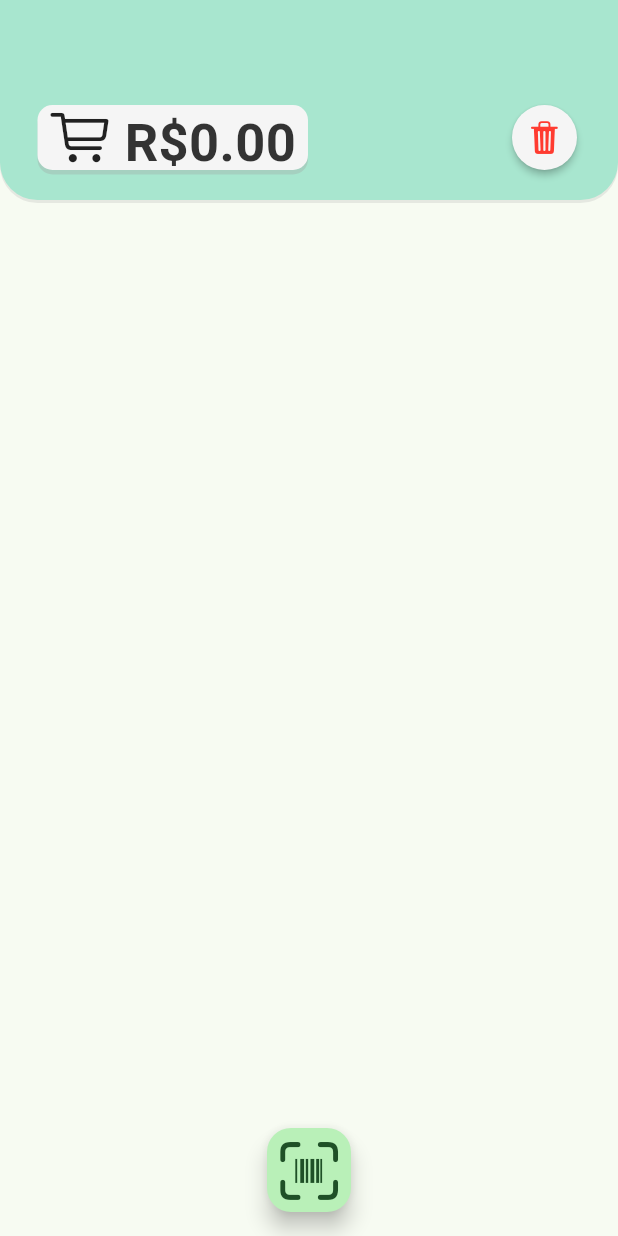
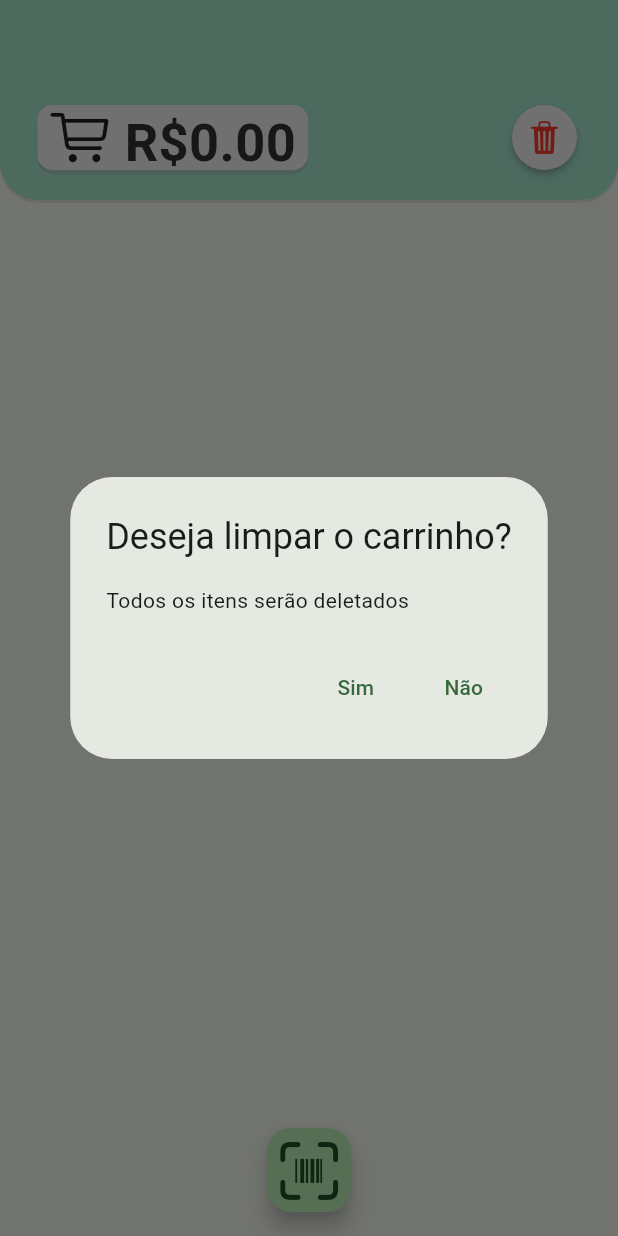
Before and after one commit to devcsuzarte/EZCart_FlutterVersion, a Flutter app: the screen it shows after launch, after a tap on an icon or button, on a phone screen of 412 x 824 dp. Run offline on Flutter 3.47's test engine with Material 3 defaults, Android fonts, the phone set to English and light mode, and no system bars; our stand-ins replace image_picker, sqflite; missing offline and left inert: dart:ffi, google_mlkit_text_recognition; accounts and stored records are empty.

Commit message:
Alert dialog to delete items added

```diff
--- a/EZCart/lib/screens/scan_screen.dart
+++ b/EZCart/lib/screens/scan_screen.dart
@@ -46,7 +46,7 @@ class _ScanScreenState extends State<ScanScreen> {
             children: [
               Flexible(
                 child: Padding(
-                  padding: const EdgeInsets.symmetric(vertical: 20.0),
+                  padding: const EdgeInsets.only(bottom: 20.0),
                     child: Container(
                       constraints: BoxConstraints(maxHeight: 400),
                       decoration: BoxDecoration(
--- a/EZCart/lib/widgets/cart_appbar.dart
+++ b/EZCart/lib/widgets/cart_appbar.dart
@@ -3,6 +3,9 @@ import 'package:flutter/cupertino.dart';
 import 'package:ezcart/models/product_data.dart';
 import 'package:provider/provider.dart';
 import 'package:ezcart/constants.dart';
+import 'package:ezcart/widgets/delete_alert_dialog.dart';
+import 'dart:io' show Platform;
+
 
 class CartAppbar extends StatelessWidget {
   const CartAppbar({super.key});
@@ -72,7 +75,7 @@ class CartAppbar extends StatelessWidget {
               ),
               shape: CircleBorder(),
               fillColor: Color(0xFFF5F5F5),
-              onPressed: () => Provider.of<ProductData>(context, listen: false).cleanCartList(),
+              onPressed: () => Platform.isIOS ? cupertinoDialog(context) : materialDialog(context),
             ),
           ],
         ),
--- /dev/null
+++ b/EZCart/lib/widgets/delete_alert_dialog.dart
@@ -0,0 +1,64 @@
+import 'package:flutter/cupertino.dart';
+import 'package:flutter/material.dart';
+import 'package:provider/provider.dart';
+import '../models/product_data.dart';
+
+
+void cupertinoDialog(BuildContext context) {
+  showCupertinoDialog<void>(
+      context: context,
+      builder: (BuildContext context) => CupertinoAlertDialog(
+      title: Text('Deseja limpar o carrinho?'),
+      content: Text('Todos os itens serão deletados'),
+      actions: <CupertinoDialogAction> [
+        CupertinoDialogAction(
+          isDefaultAction: true,
+          child: Text('Sim'),
+          onPressed: () {
+            Provider.of<ProductData>(context, listen: false).cleanCartList();
+            Navigator.pop(context);
+          },
+        ),
+        CupertinoDialogAction(
+          isDestructiveAction: true,
+          child: Text('Não'),
+          onPressed: () => Navigator.pop(context),
+        ),
+      ],
+    ),
+   );
+  }
+
+  Future<void> materialDialog(BuildContext context) async {
+    return showDialog<void>(
+      context: context,
+      barrierDismissible: false,
+      builder: (BuildContext context) {
+        return AlertDialog(
+          title: Text('Deseja limpar o carrinho?'),
+          content: SingleChildScrollView(
+            child: ListBody(
+              children: <Widget> [
+                Text('Todos os itens serão deletados'),
+              ],
+            ),
+          ),
+          actions: <Widget>[
+            TextButton(
+              onPressed: () {
+                Provider.of<ProductData>(context, listen: false).cleanCartList();
+                Navigator.pop(context);
+              },
+                child: Text('Sim'),
+            ),
+            TextButton(
+              onPressed: () {
+                Navigator.pop(context);
+              },
+                child: Text('Não'),
+            ),
+          ],
+        );
+      }
+    );
+  }
```
Also changed, not shown: EZCart/lib/models/scan_manager.dart (+6 -1 lines).
